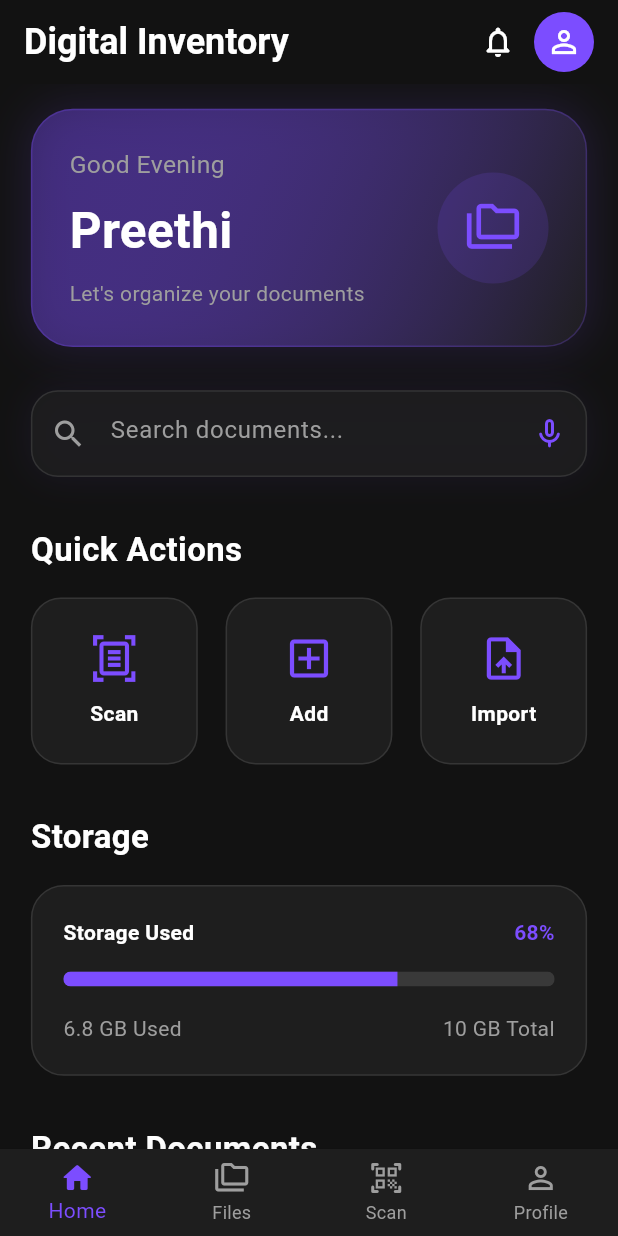
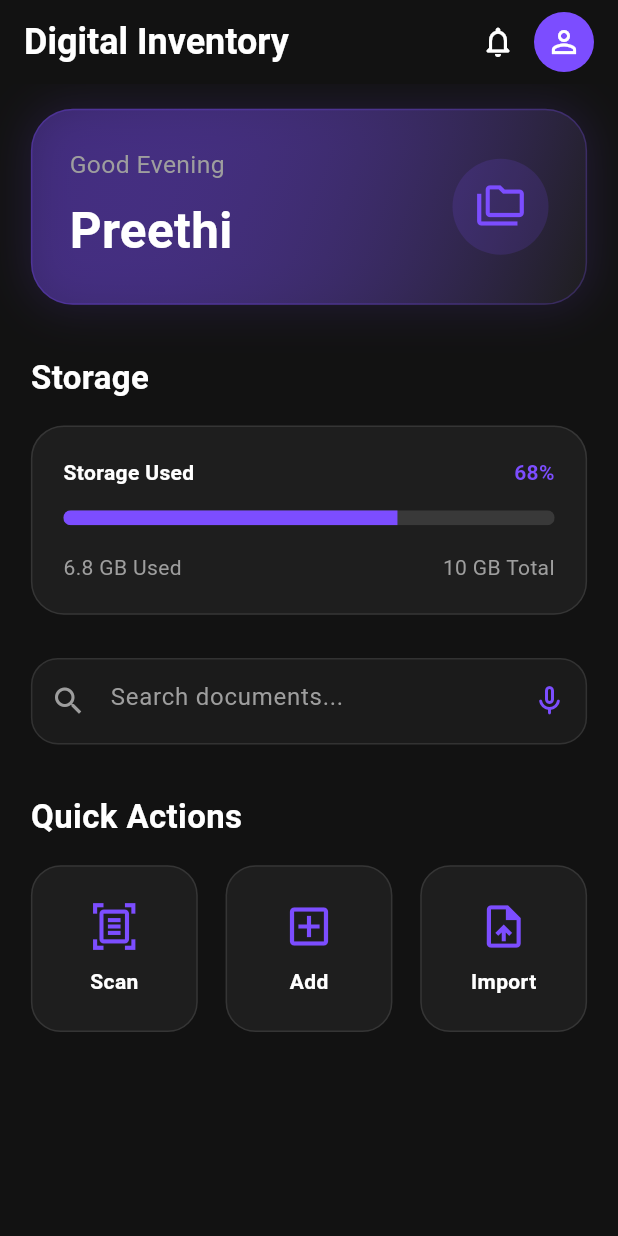
Before and after one commit to PreethiBose30/App-Dev, a Flutter app: the HomeScreen screen opened directly, on a phone screen of 412 x 824 dp. Run offline on Flutter 3.47's test engine with Material 3 defaults, Android fonts, the phone set to English and light mode, and no system bars; statements that could not run were skipped.

Commit message:
Update home_screen.dart

```diff
--- a/lib/screens/dashboard/home_screen.dart
+++ b/lib/screens/dashboard/home_screen.dart
@@ -20,9 +20,9 @@ class HomeScreen extends StatelessWidget {
         title: const Text(
           "Digital Inventory",
           style: TextStyle(
+            fontSize: 24,
+            fontWeight: FontWeight.bold,
             color: AppColors.textPrimary,
-            fontWeight: FontWeight.bold,
-            fontSize: 24,
           ),
         ),
         actions: [
@@ -33,11 +33,11 @@ class HomeScreen extends StatelessWidget {
               color: AppColors.textPrimary,
             ),
           ),
-          const Padding(
-            padding: EdgeInsets.only(right: 16),
+          Padding(
+            padding: const EdgeInsets.only(right: 16),
             child: CircleAvatar(
               backgroundColor: AppColors.primary,
-              child: Icon(
+              child: const Icon(
                 Icons.person_outline,
                 color: Colors.white,
               ),
@@ -49,133 +49,181 @@ class HomeScreen extends StatelessWidget {
       body: SafeArea(
         child: SingleChildScrollView(
           padding: EdgeInsets.symmetric(
-            horizontal: w * .05,
-            vertical: h * .02,
+            horizontal: w * 0.05,
+            vertical: h * 0.02,
           ),
           child: Column(
             crossAxisAlignment: CrossAxisAlignment.start,
             children: [
 
-              /// Greeting Card
+              /// ✅ WELCOME CARD
               Container(
                 width: double.infinity,
-                padding: EdgeInsets.all(w * .06),
+                padding: EdgeInsets.all(w * 0.06),
                 decoration: BoxDecoration(
                   borderRadius: BorderRadius.circular(28),
                   gradient: LinearGradient(
                     colors: [
-                      AppColors.primary.withOpacity(.35),
+                      AppColors.primary.withOpacity(0.35),
                       AppColors.surface,
                     ],
                     begin: Alignment.topLeft,
                     end: Alignment.bottomRight,
                   ),
                   border: Border.all(
-                    color: AppColors.primary.withOpacity(.25),
+                    color: AppColors.primary.withOpacity(0.25),
                   ),
                   boxShadow: [
                     BoxShadow(
-                      color: AppColors.primary.withOpacity(.15),
+                      color: AppColors.primary.withOpacity(0.15),
                       blurRadius: 25,
                       spreadRadius: 2,
                     ),
                   ],
                 ),
+
                 child: Row(
-                  mainAxisAlignment:
-                      MainAxisAlignment.spaceBetween,
+                  mainAxisAlignment: MainAxisAlignment.spaceBetween,
                   children: [
 
                     Column(
-                      crossAxisAlignment:
-                          CrossAxisAlignment.start,
+                      crossAxisAlignment: CrossAxisAlignment.start,
                       children: [
-
                         Text(
                           "Good Evening",
                           style: TextStyle(
                             color: AppColors.textSecondary,
-                            fontSize: w * .04,
+                            fontSize: w * 0.04,
                           ),
                         ),
-
-                        SizedBox(height: h * .01),
-
+                        SizedBox(height: h * 0.01),
                         Text(
                           "Preethi",
                           style: TextStyle(
+                            fontSize: w * 0.08,
+                            fontWeight: FontWeight.bold,
+                            color: AppColors.textPrimary,
+                          ),
+                        ),
+                      ],
+                    ),
+
+                    Container(
+                      padding: const EdgeInsets.all(15),
+                      decoration: BoxDecoration(
+                        shape: BoxShape.circle,
+                        color: AppColors.primary.withOpacity(.15),
+                      ),
+                      child: const Icon(
+                        Icons.folder_copy_outlined,
+                        color: AppColors.primary,
+                        size: 34,
+                      ),
+                    ),
+                  ],
+                ),
+              ),
+
+              SizedBox(height: h * 0.04),
+
+              /// ✅ STORAGE SECTION (moved OUTSIDE container)
+              const Text(
+                "Storage",
+                style: TextStyle(
+                  color: AppColors.textPrimary,
+                  fontSize: 22,
+                  fontWeight: FontWeight.bold,
+                ),
+              ),
+
+              SizedBox(height: h * 0.02),
+
+              Container(
+                width: double.infinity,
+                padding: EdgeInsets.all(w * 0.05),
+                decoration: BoxDecoration(
+                  color: AppColors.surface,
+                  borderRadius: BorderRadius.circular(22),
+                  border: Border.all(color: Colors.white10),
+                ),
+                child: Column(
+                  crossAxisAlignment: CrossAxisAlignment.start,
+                  children: [
+
+                    const Row(
+                      mainAxisAlignment: MainAxisAlignment.spaceBetween,
+                      children: [
+                        Text(
+                          "Storage Used",
+                          style: TextStyle(
                             color: AppColors.textPrimary,
                             fontWeight: FontWeight.bold,
-                            fontSize: w * .08,
                           ),
                         ),
+                        Text(
+                          "68%",
+                          style: TextStyle(
+                            color: AppColors.primary,
+                            fontWeight: FontWeight.bold,
+                          ),
+                        ),
+                      ],
+                    ),
 
-                        SizedBox(height: h * .01),
+                    const SizedBox(height: 15),
 
-                        const Text(
-                          "Let's organize your documents",
+                    ClipRRect(
+                      borderRadius: BorderRadius.circular(30),
+                      child: const LinearProgressIndicator(
+                        value: 0.68,
+                        minHeight: 10,
+                        backgroundColor: Colors.white12,
+                        valueColor: AlwaysStoppedAnimation(
+                          AppColors.primary,
+                        ),
+                      ),
+                    ),
+
+                    const SizedBox(height: 18),
+
+                    const Row(
+                      mainAxisAlignment: MainAxisAlignment.spaceBetween,
+                      children: [
+                        Text(
+                          "6.8 GB Used",
+                          style: TextStyle(
+                            color: AppColors.textSecondary,
+                          ),
+                        ),
+                        Text(
+                          "10 GB Total",
                           style: TextStyle(
                             color: AppColors.textSecondary,
                           ),
                         ),
                       ],
                     ),
-
-                    Container(
-                      padding: const EdgeInsets.all(18),
-                      decoration: BoxDecoration(
-                        shape: BoxShape.circle,
-                        color: AppColors.primary
-                            .withOpacity(.15),
-                      ),
-                      child: const Icon(
-                        Icons.folder_copy_outlined,
-                        size: 38,
-                        color: AppColors.primary,
-                      ),
-                    ),
-
                   ],
                 ),
               ),
 
-              SizedBox(height: h * .035),
+              SizedBox(height: h * 0.035),
 
-              /// Search Bar
+              /// ✅ SEARCH BAR
               Container(
-                height: h * .07,
+                height: h * 0.07,
                 decoration: BoxDecoration(
-                  color:
-                      AppColors.surface.withOpacity(.8),
-                  borderRadius:
-                      BorderRadius.circular(18),
-                  border: Border.all(
-                    color: Colors.white10,
-                  ),
-                  boxShadow: [
-                    BoxShadow(
-                      color: AppColors.primary
-                          .withOpacity(.08),
-                      blurRadius: 20,
-                    ),
-                  ],
+                  color: AppColors.surface.withOpacity(.75),
+                  borderRadius: BorderRadius.circular(18),
+                  border: Border.all(color: Colors.white10),
                 ),
                 child: const TextField(
-                  textAlignVertical:
-                      TextAlignVertical.center,
-                  style: TextStyle(
-                    color: AppColors.textPrimary,
-                  ),
+                  style: TextStyle(color: AppColors.textPrimary),
                   decoration: InputDecoration(
                     border: InputBorder.none,
                     hintText: "Search documents...",
-                    contentPadding:
-                        EdgeInsets.symmetric(
-                      vertical: 18,
-                    ),
-                    hintStyle: TextStyle(
-                      color: AppColors.textSecondary,
-                    ),
+                    contentPadding: EdgeInsets.symmetric(vertical: 18),
+                    hintStyle: TextStyle(color: AppColors.textSecondary),
                     prefixIcon: Icon(
                       Icons.search,
                       color: AppColors.textSecondary,
@@ -188,8 +236,9 @@ class HomeScreen extends StatelessWidget {
                 ),
               ),
 
-              SizedBox(height: h * .04),
+              SizedBox(height: h * 0.04),
 
+              /// ✅ QUICK ACTIONS
               const Text(
                 "Quick Actions",
                 style: TextStyle(
@@ -199,15 +248,13 @@ class HomeScreen extends StatelessWidget {
                 ),
               ),
 
-              SizedBox(height: h * .02),
+              SizedBox(height: h * 0.02),
 
               Row(
-                mainAxisAlignment:
-                    MainAxisAlignment.spaceBetween,
+                mainAxisAlignment: MainAxisAlignment.spaceBetween,
                 children: [
                   _quickActionCard(
-                    icon:
-                        Icons.document_scanner_outlined,
+                    icon: Icons.document_scanner_outlined,
                     title: "Scan",
                     width: w,
                   ),
@@ -217,179 +264,15 @@ class HomeScreen extends StatelessWidget {
                     width: w,
                   ),
                   _quickActionCard(
-                    icon:
-                        Icons.upload_file_outlined,
+                    icon: Icons.upload_file_outlined,
                     title: "Import",
                     width: w,
                   ),
                 ],
               ),
-
-              SizedBox(height: h * .04),
-
-                            /// Storage
-              const Text(
-                "Storage",
-                style: TextStyle(
-                  color: AppColors.textPrimary,
-                  fontSize: 22,
-                  fontWeight: FontWeight.bold,
-                ),
-              ),
-
-              SizedBox(height: h * .02),
-
-              Container(
-                width: double.infinity,
-                padding: EdgeInsets.all(w * .05),
-                decoration: BoxDecoration(
-                  color: AppColors.surface,
-                  borderRadius: BorderRadius.circular(22),
-                  border: Border.all(
-                    color: Colors.white10,
-                  ),
-                ),
-                child: Column(
-                  crossAxisAlignment:
-                      CrossAxisAlignment.start,
-                  children: [
-
-                    const Row(
-                      mainAxisAlignment:
-                          MainAxisAlignment.spaceBetween,
-                      children: [
-                        Text(
-                          "Storage Used",
-                          style: TextStyle(
-                            color:
-                                AppColors.textPrimary,
-                            fontWeight:
-                                FontWeight.bold,
-                          ),
-                        ),
-                        Text(
-                          "68%",
-                          style: TextStyle(
-                            color: AppColors.primary,
-                            fontWeight:
-                                FontWeight.bold,
-                          ),
-                        ),
-                      ],
-                    ),
-
-                    const SizedBox(height: 16),
-
-                    ClipRRect(
-                      borderRadius:
-                          BorderRadius.circular(20),
-                      child:
-                          const LinearProgressIndicator(
-                        value: .68,
-                        minHeight: 10,
-                        backgroundColor:
-                            Colors.white12,
-                        valueColor:
-                            AlwaysStoppedAnimation(
-                          AppColors.primary,
-                        ),
-                      ),
-                    ),
-
-                    const SizedBox(height: 18),
-
-                    const Row(
-                      mainAxisAlignment:
-                          MainAxisAlignment.spaceBetween,
-                      children: [
-                        Text(
-                          "6.8 GB Used",
-                          style: TextStyle(
-                            color:
-                                AppColors.textSecondary,
-                          ),
-                        ),
-                        Text(
-                          "10 GB Total",
-                          style: TextStyle(
-                            color:
-                                AppColors.textSecondary,
-                          ),
-                        ),
-                      ],
-                    ),
-                  ],
-                ),
-              ),
-
-              SizedBox(height: h * .04),
-
-              /// Recent Documents
-              const Text(
-                "Recent Documents",
-                style: TextStyle(
-                  color: AppColors.textPrimary,
-                  fontSize: 22,
-                  fontWeight: FontWeight.bold,
-                ),
-              ),
-
-              SizedBox(height: h * .02),
-
-              _documentTile(
-                icon: Icons.picture_as_pdf,
-                title: "Passport.pdf",
-                subtitle: "2 MB • Today",
-              ),
-
-              SizedBox(height: h * .015),
-
-              _documentTile(
-                icon: Icons.description,
-                title: "Resume.docx",
-                subtitle: "850 KB • Yesterday",
-              ),
-
-              SizedBox(height: h * .015),
-
-              _documentTile(
-                icon: Icons.image,
-                title: "Invoice.png",
-                subtitle: "1.4 MB • 2 days ago",
-              ),
-
-              SizedBox(height: h * .05),
-
-                          ],
+            ],
           ),
         ),
-      ),
-
-      bottomNavigationBar: BottomNavigationBar(
-        backgroundColor: AppColors.surface,
-        selectedItemColor: AppColors.primary,
-        unselectedItemColor: AppColors.textSecondary,
-        type: BottomNavigationBarType.fixed,
-        currentIndex: 0,
-        onTap: (index) {},
-        items: const [
-          BottomNavigationBarItem(
-            icon: Icon(Icons.home_rounded),
-            label: "Home",
-          ),
-          BottomNavigationBarItem(
-            icon: Icon(Icons.folder_copy_outlined),
-            label: "Files",
-          ),
-          BottomNavigationBarItem(
-            icon: Icon(Icons.qr_code_scanner_rounded),
-            label: "Scan",
-          ),
-          BottomNavigationBarItem(
-            icon: Icon(Icons.person_outline),
-            label: "Profile",
-          ),
-        ],
       ),
     );
   }
@@ -400,8 +283,8 @@ class HomeScreen extends StatelessWidget {
     required double width,
   }) {
     return Container(
-      width: width * .27,
-      height: width * .27,
+      width: width * 0.27,
+      height: width * 0.27,
       decoration: BoxDecoration(
         color: AppColors.surface,
         borderRadius: BorderRadius.circular(20),
@@ -415,8 +298,8 @@ class HomeScreen extends StatelessWidget {
           children: [
             Icon(
               icon,
+              size: 34,
               color: AppColors.primary,
-              size: 34,
             ),
             const SizedBox(height: 10),
             Text(
@@ -431,62 +314,4 @@ class HomeScreen extends StatelessWidget {
       ),
     );
   }
-
-  Widget _documentTile({
-    required IconData icon,
-    required String title,
-    required String subtitle,
-  }) {
-    return Container(
-      padding: const EdgeInsets.all(16),
-      decoration: BoxDecoration(
-        color: AppColors.surface,
-        borderRadius: BorderRadius.circular(18),
-        border: Border.all(color: Colors.white10),
-      ),
-      child: Row(
-        children: [
-          Container(
-            padding: const EdgeInsets.all(12),
-            decoration: BoxDecoration(
-              color: AppColors.primary.withOpacity(.15),
-              borderRadius: BorderRadius.circular(14),
-            ),
-            child: Icon(
-              icon,
-              color: AppColors.primary,
-            ),
-          ),
-          const SizedBox(width: 16),
-          Expanded(
-            child: Column(
-              crossAxisAlignment: CrossAxisAlignment.start,
-              children: [
-                Text(
-                  title,
-                  style: const TextStyle(
-                    color: AppColors.textPrimary,
-                    fontWeight: FontWeight.bold,
-                  ),
-                ),
-                const SizedBox(height: 4),
-                Text(
-                  subtitle,
-                  style: const TextStyle(
-                    color: AppColors.textSecondary,
-                    fontSize: 12,
-                  ),
-                ),
-              ],
-            ),
-          ),
-          const Icon(
-            Icons.arrow_forward_ios_rounded,
-            color: AppColors.textSecondary,
-            size: 16,
-          ),
-        ],
-      ),
-    );
-  }
 }
```
